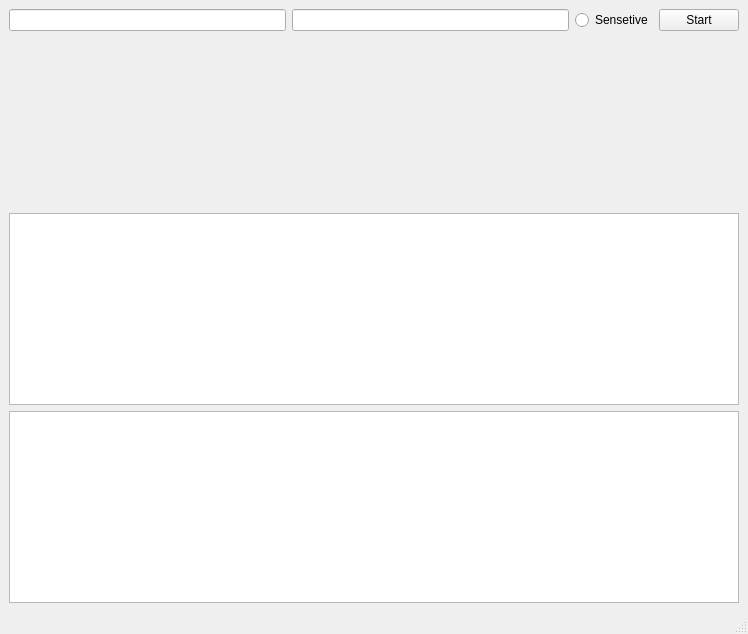
SaeedNowroozi/Cornifer, file gui/mainwindow.ui: the form before one commit.
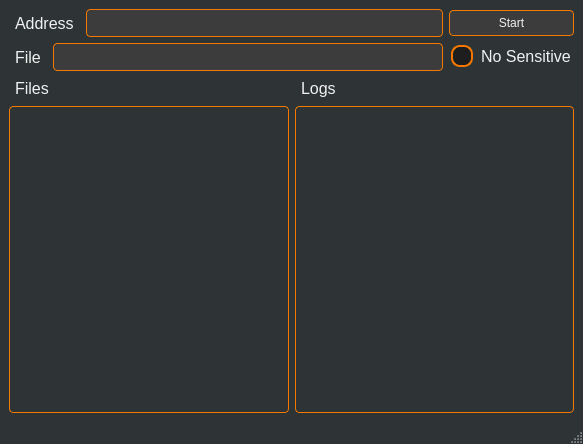
The form after the commit.

Diff of the .ui file:
```diff
--- a/gui/mainwindow.ui
+++ b/gui/mainwindow.ui
@@ -6,59 +6,503 @@
    <rect>
     <x>0</x>
     <y>0</y>
-    <width>748</width>
-    <height>634</height>
+    <width>583</width>
+    <height>444</height>
    </rect>
   </property>
   <property name="windowTitle">
    <string>MainWindow</string>
   </property>
+  <property name="styleSheet">
+   <string notr="true">/* برای پنجره اصلی */
+QMainWindow {
+    background-color: rgb(46, 52, 54);
+}
+
+QTabWidget::pane {
+    border: 1px solid rgb(245, 121, 0);
+    border-radius: 8px;
+    margin-top: -1px; /* برای همپوشانی با تب‌ها */
+}
+
+QTabWidget::tab-bar {
+    left: 5px;
+}
+
+QTabBar {
+    background: transparent;
+    color: black;
+    font-family: Courier;
+    font-size: 12pt;
+}
+
+QTabBar::tab {
+    background: rgb(17, 19, 20);
+    color: rgb(245, 121, 0);
+    border: 1.25px solid rgb(245, 121, 0);
+    border-bottom: none;
+    border-top-left-radius: 4px;
+    border-top-right-radius: 4px;
+    min-height: 30px;
+    padding: 2px 20px;
+}
+
+QTabBar::tab:selected {
+    background: rgb(46, 65, 54);
+    color: white;
+    border-color: rgb(245, 121, 0);
+}
+
+QTabBar::tab:hover:!selected {
+    background: rgb(46, 50, 84);
+    color: rgb(255, 0, 12);
+}
+
+QTabBar::tab:!selected {
+    margin-top: 2px;
+}</string>
+  </property>
   <widget class="QWidget" name="centralwidget">
-   <layout class="QVBoxLayout" name="verticalLayout_2">
-    <item>
-     <layout class="QHBoxLayout" name="horizontalLayout">
+   <layout class="QGridLayout" name="gridLayout">
+    <item row="0" column="0">
+     <layout class="QHBoxLayout" name="horizontalLayout_4">
       <item>
-       <widget class="QLineEdit" name="directoryLineEdit"/>
+       <layout class="QVBoxLayout" name="verticalLayout_3">
+        <item>
+         <layout class="QHBoxLayout" name="horizontalLayout">
+          <item>
+           <widget class="QLabel" name="label">
+            <property name="styleSheet">
+             <string notr="true">QLabel {
+    color: rgb(240, 240, 240);  /* Light text color */
+    background-color: transparent; /* Transparent by default */
+    font-family: &quot;Segoe UI&quot;;      /* Match your system font */
+    font-size: 12pt;
+    padding: 2px;
+}</string>
+            </property>
+            <property name="text">
+             <string>Address</string>
+            </property>
+           </widget>
+          </item>
+          <item>
+           <widget class="QLineEdit" name="directoryLineEdit">
+            <property name="styleSheet">
+             <string notr="true">QLineEdit {
+    border: 2px solid rgb(255, 165, 0);  /* Orange color using RGB */
+    border-radius: 5px;
+    padding: 5px;
+    background: white;
+    selection-background-color: darkorange;
+}
+
+/* When the QLineEdit is in focus (clicked/active) */
+QLineEdit:focus {
+    border: 2px solid darkorange;
+}
+
+/* When the QLineEdit is disabled */
+QLineEdit:disabled {
+    border: 1px solid gray;
+    background: lightgray;
+}
+QLineEdit {
+    background-color: rgb(60, 60, 60);  /* Dark gray background */
+    color: rgb(240, 240, 240);         /* Light text color */
+    border: 1px solid rgb(245, 121, 0); /* Your orange accent color */
+    border-radius: 4px;
+    padding: 5px;
+    selection-background-color: rgb(245, 121, 0); /* Orange selection */
+    selection-color: black;
+}
+
+QLineEdit:focus {
+    border: 2px solid rgb(245, 165, 0); /* Brighter orange when focused */
+}
+
+QLineEdit:disabled {
+    background-color: rgb(40, 40, 40);
+    color: rgb(150, 150, 150);
+    border: 1px solid rgb(80, 80, 80);
+}</string>
+            </property>
+           </widget>
+          </item>
+         </layout>
+        </item>
+        <item>
+         <layout class="QHBoxLayout" name="horizontalLayout_2">
+          <item>
+           <widget class="QLabel" name="label_2">
+            <property name="styleSheet">
+             <string notr="true">QLabel {
+    color: rgb(240, 240, 240);  /* Light text color */
+    background-color: transparent; /* Transparent by default */
+    font-family: &quot;Segoe UI&quot;;      /* Match your system font */
+    font-size: 12pt;
+    padding: 2px;
+}</string>
+            </property>
+            <property name="text">
+             <string>File</string>
+            </property>
+           </widget>
+          </item>
+          <item>
+           <widget class="QLineEdit" name="patternLineEdit">
+            <property name="styleSheet">
+             <string notr="true">QLineEdit {
+    border: 2px solid rgb(255, 165, 0);  /* Orange color using RGB */
+    border-radius: 5px;
+    padding: 5px;
+    background: white;
+    selection-background-color: darkorange;
+}
+
+/* When the QLineEdit is in focus (clicked/active) */
+QLineEdit:focus {
+    border: 2px solid darkorange;
+}
+
+/* When the QLineEdit is disabled */
+QLineEdit:disabled {
+    border: 1px solid gray;
+    background: lightgray;
+}
+QLineEdit {
+    background-color: rgb(60, 60, 60);  /* Dark gray background */
+    color: rgb(240, 240, 240);         /* Light text color */
+    border: 1px solid rgb(245, 121, 0); /* Your orange accent color */
+    border-radius: 4px;
+    padding: 5px;
+    selection-background-color: rgb(245, 121, 0); /* Orange selection */
+    selection-color: black;
+}
+
+QLineEdit:focus {
+    border: 2px solid rgb(245, 165, 0); /* Brighter orange when focused */
+}
+
+QLineEdit:disabled {
+    background-color: rgb(40, 40, 40);
+    color: rgb(150, 150, 150);
+    border: 1px solid rgb(80, 80, 80);
+}</string>
+            </property>
+           </widget>
+          </item>
+         </layout>
+        </item>
+       </layout>
       </item>
       <item>
-       <widget class="QLineEdit" name="patternLineEdit"/>
-      </item>
-      <item>
-       <widget class="QRadioButton" name="caseInsensitiveRadio">
-        <property name="text">
-         <string>Sensetive</string>
-        </property>
-       </widget>
-      </item>
-      <item>
-       <widget class="QPushButton" name="searchButton">
-        <property name="text">
-         <string>Start</string>
-        </property>
-       </widget>
+       <layout class="QVBoxLayout" name="verticalLayout_4">
+        <item>
+         <widget class="QPushButton" name="searchButton">
+          <property name="styleSheet">
+           <string notr="true">QPushButton {
+    background-color: rgb(60, 60, 60);
+    color: rgb(240, 240, 240);
+    border: 1px solid rgb(245, 121, 0);
+    border-radius: 4px;
+    padding: 5px 10px;
+    min-width: 80px;
+    qproperty-iconSize: 16px;  /* For buttons with icons */
+}
+
+QPushButton:hover {
+    background-color: rgb(70, 70, 70);
+    border-color: rgb(255, 141, 0);
+}
+
+QPushButton:pressed {
+    background-color: rgb(245, 121, 0);
+    color: black;
+}
+
+QPushButton:checked {
+    background-color: rgb(245, 121, 0);
+    color: black;
+    font-weight: bold;
+}</string>
+          </property>
+          <property name="text">
+           <string>Start</string>
+          </property>
+         </widget>
+        </item>
+        <item>
+         <widget class="QRadioButton" name="caseInsensitiveRadio">
+          <property name="styleSheet">
+           <string notr="true">QRadioButton {
+    color: rgb(240, 240, 240);
+    spacing: 8px;
+    padding: 2px;
+    font-size: 12pt;
+}
+
+QRadioButton::indicator {
+    width: 18px;
+    height: 18px;
+    border: 2px solid rgb(245, 121, 0);
+    border-radius: 9px;
+    background: rgb(30, 30, 30);
+}
+
+QRadioButton::indicator:checked {
+    background: qradialgradient(
+        cx:0.5, cy:0.5,
+        fx:0.25, fy:0.25,
+        radius:0.5,
+        stop:0 rgb(245, 121, 0),
+        stop:1 rgb(200, 80, 0)
+    );
+    border: 2px solid rgb(255, 165, 0);
+}
+
+QRadioButton::indicator:hover {
+    background: qradialgradient(
+        cx:0.5, cy:0.5,
+        fx:0.25, fy:0.25,
+        radius:0.5,
+        stop:0 rgb(60, 60, 60),
+        stop:1 rgb(40, 40, 40)
+    );
+}</string>
+          </property>
+          <property name="text">
+           <string>No Sensitive</string>
+          </property>
+         </widget>
+        </item>
+       </layout>
       </item>
      </layout>
     </item>
-    <item>
-     <spacer name="verticalSpacer">
-      <property name="orientation">
-       <enum>Qt::Vertical</enum>
-      </property>
-      <property name="sizeHint" stdset="0">
-       <size>
-        <width>20</width>
-        <height>19</height>
-       </size>
-      </property>
-     </spacer>
-    </item>
-    <item>
-     <layout class="QVBoxLayout" name="verticalLayout">
+    <item row="1" column="0">
+     <layout class="QHBoxLayout" name="horizontalLayout_3">
       <item>
-       <widget class="QListView" name="resultListView"/>
+       <layout class="QVBoxLayout" name="verticalLayout">
+        <item>
+         <widget class="QLabel" name="label_3">
+          <property name="styleSheet">
+           <string notr="true">QLabel {
+    color: rgb(240, 240, 240);  /* Light text color */
+    background-color: transparent; /* Transparent by default */
+    font-family: &quot;Segoe UI&quot;;      /* Match your system font */
+    font-size: 12pt;
+    padding: 2px;
+}</string>
+          </property>
+          <property name="text">
+           <string>Files</string>
+          </property>
+         </widget>
+        </item>
+        <item>
+         <widget class="QListView" name="resultListView">
+          <property name="styleSheet">
+           <string notr="true">QListView {
+    background-color: rgb(46, 52, 54);
+    color: rgb(240, 240, 240);
+    border: 1px solid rgb(245, 121, 0);
+    border-radius: 4px;
+    outline: 0;
+    font-size: 10pt;
+    padding: 2px;
+}
+
+/* Item styling */
+QListView::item {
+    background-color: transparent;
+    height: 22px;
+    padding: 3px;
+}
+
+QListView::item:selected {
+    background-color: rgb(245, 121, 0);
+    color: black;
+    border-radius: 2px;
+}
+
+QListView::item:hover {
+    background-color: rgb(60, 60, 60);
+}
+
+/* Scrollbar styling - UPDATED WITH ORANGE COLORS */
+QListView QScrollBar:vertical {
+    background: rgb(30, 30, 30);
+    width: 14px;
+    margin: 2px;
+}
+
+QListView QScrollBar::handle:vertical {
+    background: rgb(245, 121, 0);
+    min-height: 30px;
+    border-radius: 6px;
+}
+
+QListView QScrollBar::add-line:vertical,
+QListView QScrollBar::sub-line:vertical {
+    background: rgb(30, 30, 30);
+    height: 0px;
+}
+
+QListView QScrollBar::add-page:vertical,
+QListView QScrollBar::sub-page:vertical {
+    background: rgb(40, 40, 40);
+}
+
+/* Horizontal scrollbar (if needed) */
+QListView QScrollBar:horizontal {
+    background: rgb(30, 30, 30);
+    height: 14px;
+    margin: 2px;
+}
+
+QListView QScrollBar::handle:horizontal {
+    background: rgb(245, 121, 0);
+    min-width: 30px;
+    border-radius: 6px;
+}
+QListView {
+    background: rgb(46,52,54);
+    color: white;
+    border: 1px solid rgb(245,121,0);
+    font-size: 10pt;
+}
+
+/* Vertical Scrollbar */
+QScrollBar:vertical {
+    background: rgb(30,30,30);
+    width: 15px;
+    margin: 0;
+}
+QScrollBar::handle:vertical {
+    background: rgb(245,121,0);
+    min-height: 30px;
+    border-radius: 7px;
+}
+QScrollBar::add-line:vertical, 
+QScrollBar::sub-line:vertical {
+    height: 0px;
+}</string>
+          </property>
+         </widget>
+        </item>
+       </layout>
       </item>
       <item>
-       <widget class="QListView" name="logListView"/>
+       <layout class="QVBoxLayout" name="verticalLayout_2">
+        <item>
+         <widget class="QLabel" name="label_4">
+          <property name="styleSheet">
+           <string notr="true">QLabel {
+    color: rgb(240, 240, 240);  /* Light text color */
+    background-color: transparent; /* Transparent by default */
+    font-family: &quot;Segoe UI&quot;;      /* Match your system font */
+    font-size: 12pt;
+    padding: 2px;
+}</string>
+          </property>
+          <property name="text">
+           <string>Logs</string>
+          </property>
+         </widget>
+        </item>
+        <item>
+         <widget class="QListView" name="logListView">
+          <property name="styleSheet">
+           <string notr="true">QListView {
+    background-color: rgb(46, 52, 54);
+    color: rgb(240, 240, 240);
+    border: 1px solid rgb(245, 121, 0);
+    border-radius: 4px;
+    outline: 0;
+    font-size: 10pt;
+    padding: 2px;
+}
+
+/* Item styling */
+QListView::item {
+    background-color: transparent;
+    height: 22px;
+    padding: 3px;
+}
+
+QListView::item:selected {
+    background-color: rgb(245, 121, 0);
+    color: black;
+    border-radius: 2px;
+}
+
+QListView::item:hover {
+    background-color: rgb(60, 60, 60);
+}
+
+/* Scrollbar styling - UPDATED WITH ORANGE COLORS */
+QListView QScrollBar:vertical {
+    background: rgb(30, 30, 30);
+    width: 14px;
+    margin: 2px;
+}
+
+QListView QScrollBar::handle:vertical {
+    background: rgb(245, 121, 0);
+    min-height: 30px;
+    border-radius: 6px;
+}
+
+QListView QScrollBar::add-line:vertical,
+QListView QScrollBar::sub-line:vertical {
+    background: rgb(30, 30, 30);
+    height: 0px;
+}
+
+QListView QScrollBar::add-page:vertical,
+QListView QScrollBar::sub-page:vertical {
+    background: rgb(40, 40, 40);
+}
+
+/* Horizontal scrollbar (if needed) */
+QListView QScrollBar:horizontal {
+    background: rgb(30, 30, 30);
+    height: 14px;
+    margin: 2px;
+}
+
+QListView QScrollBar::handle:horizontal {
+    background: rgb(245, 121, 0);
+    min-width: 30px;
+    border-radius: 6px;
+}
+QListView {
+    background: rgb(46,52,54);
+    color: white;
+    border: 1px solid rgb(245,121,0);
+    font-size: 10pt;
+}
+
+/* Vertical Scrollbar */
+QScrollBar:vertical {
+    background: rgb(30,30,30);
+    width: 15px;
+    margin: 0;
+}
+QScrollBar::handle:vertical {
+    background: rgb(245,121,0);
+    min-height: 30px;
+    border-radius: 7px;
+}
+QScrollBar::add-line:vertical, 
+QScrollBar::sub-line:vertical {
+    height: 0px;
+}</string>
+          </property>
+         </widget>
+        </item>
+       </layout>
       </item>
      </layout>
     </item>
```
Left out of the diff: 10 changed lines with no effect on the pictures.
